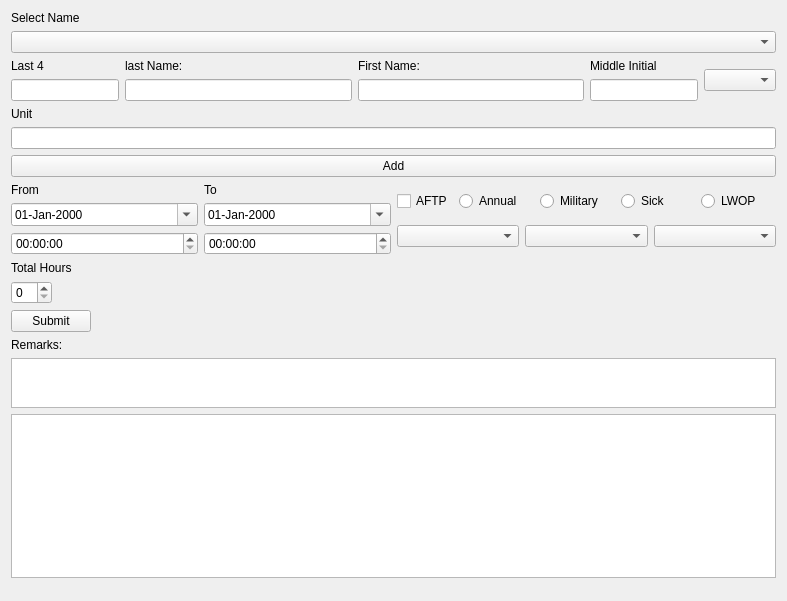
Before: the Qt Designer form Gui.ui in rhaejr/LeaveFormFiller, drawn with Qt 5.
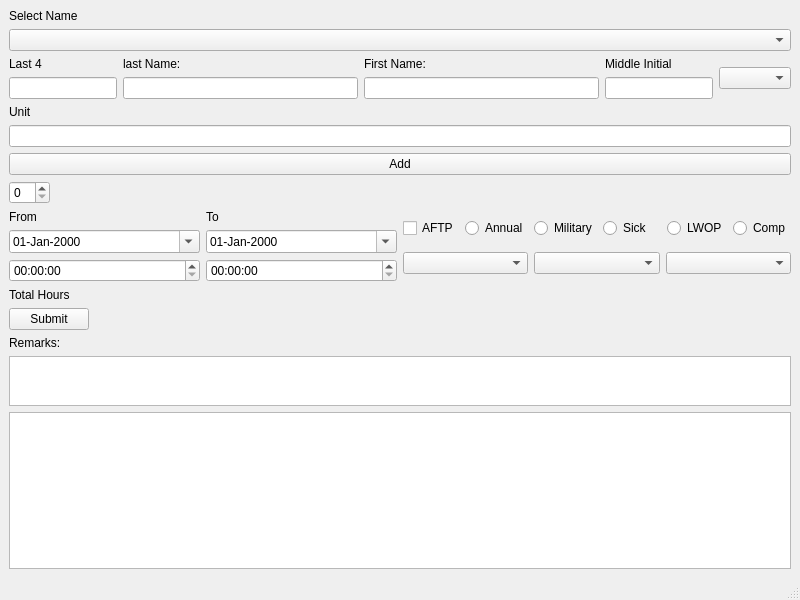
After: the same form once the commit is applied.

```diff
--- a/Gui.ui
+++ b/Gui.ui
@@ -1,18 +1,19 @@
 <?xml version="1.0" encoding="UTF-8"?>
 <ui version="4.0">
- <class>Form</class>
- <widget class="QWidget" name="Form">
+ <class>MainWindow</class>
+ <widget class="QMainWindow" name="MainWindow">
   <property name="geometry">
    <rect>
     <x>0</x>
     <y>0</y>
-    <width>787</width>
-    <height>601</height>
+    <width>800</width>
+    <height>600</height>
    </rect>
   </property>
   <property name="windowTitle">
-   <string>Form</string>
+   <string>MainWindow</string>
   </property>
+  <widget class="QWidget" name="centralwidget">
   <layout class="QVBoxLayout" name="verticalLayout_3">
    <item>
     <widget class="QLabel" name="label_6">
@@ -134,6 +135,30 @@
      </item>
     </layout>
    </item>
+    <item>
+     <layout class="QHBoxLayout" name="horizontalLayout_3">
+      <item>
+       <widget class="QTimeEdit" name="total_hours">
+        <property name="displayFormat">
+         <string>h</string>
+        </property>
+       </widget>
+      </item>
+      <item>
+       <spacer name="horizontalSpacer">
+        <property name="orientation">
+         <enum>Qt::Horizontal</enum>
+        </property>
+        <property name="sizeHint" stdset="0">
+         <size>
+          <width>40</width>
+          <height>20</height>
+         </size>
+        </property>
+       </spacer>
+      </item>
+     </layout>
+    </item>
    <item>
     <layout class="QHBoxLayout" name="horizontalLayout_2">
      <item>
@@ -210,20 +235,6 @@
          </item>
          <item>
           <layout class="QGridLayout" name="gridLayout">
-           <item row="0" column="3">
-            <widget class="QRadioButton" name="radio_sick">
-             <property name="text">
-              <string>Sick</string>
-             </property>
-            </widget>
-           </item>
-           <item row="0" column="4">
-            <widget class="QRadioButton" name="radio_lwop">
-             <property name="text">
-              <string>LWOP</string>
-             </property>
-            </widget>
-           </item>
            <item row="0" column="1">
             <widget class="QRadioButton" name="radio_annual">
              <property name="text">
@@ -238,6 +249,27 @@
              </property>
             </widget>
            </item>
+            <item row="0" column="4">
+             <widget class="QRadioButton" name="radio_lwop">
+              <property name="text">
+               <string>LWOP</string>
+              </property>
+             </widget>
+            </item>
+            <item row="0" column="3">
+             <widget class="QRadioButton" name="radio_sick">
+              <property name="text">
+               <string>Sick</string>
+              </property>
+             </widget>
+            </item>
+            <item row="0" column="5">
+             <widget class="QRadioButton" name="radio_comp">
+              <property name="text">
+               <string>Comp</string>
+              </property>
+             </widget>
+            </item>
           </layout>
          </item>
         </layout>
@@ -266,30 +298,6 @@
      </property>
     </widget>
    </item>
-   <item>
-    <layout class="QHBoxLayout" name="horizontalLayout_3">
-     <item>
-      <widget class="QTimeEdit" name="total_hours">
-       <property name="displayFormat">
-        <string>h</string>
-       </property>
-      </widget>
-     </item>
-     <item>
-      <spacer name="horizontalSpacer">
-       <property name="orientation">
-        <enum>Qt::Horizontal</enum>
-       </property>
-       <property name="sizeHint" stdset="0">
-        <size>
-         <width>40</width>
-         <height>20</height>
-        </size>
-       </property>
-      </spacer>
-     </item>
-    </layout>
-   </item>
    <item>
     <widget class="QPushButton" name="submit_btn">
      <property name="sizePolicy">
@@ -337,12 +345,24 @@
      <property name="sizeHint" stdset="0">
       <size>
        <width>20</width>
-       <height>40</height>
+        <height>1</height>
       </size>
      </property>
     </spacer>
    </item>
   </layout>
+  </widget>
+  <widget class="QMenuBar" name="menubar">
+   <property name="geometry">
+    <rect>
+     <x>0</x>
+     <y>0</y>
+     <width>800</width>
+     <height>21</height>
+    </rect>
+   </property>
+  </widget>
+  <widget class="QStatusBar" name="statusbar"/>
  </widget>
  <resources/>
  <connections/>
```
Lines whose indentation alone changed are shown as unchanged.
